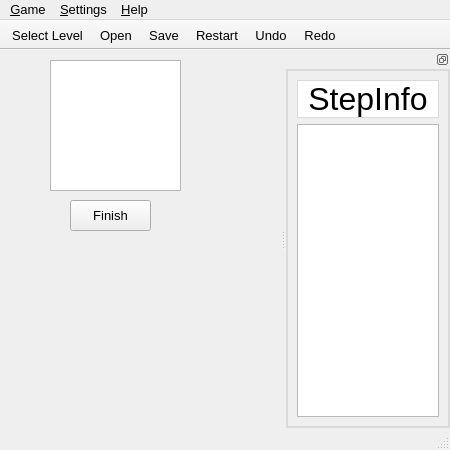
Before: the Qt Designer form view.ui in linyinfeng/klotski, drawn with Qt 5.
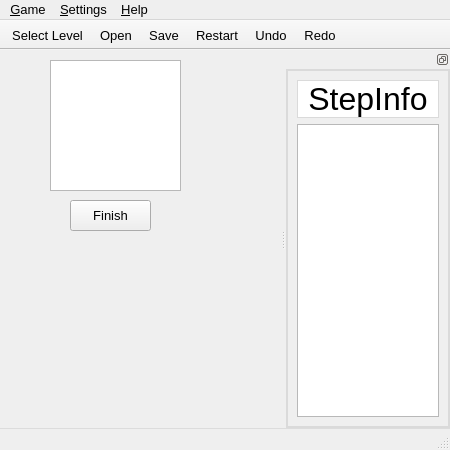
After: the same form once the commit is applied. Icons and pictures are not drawn. Custom widgets are drawn as their Qt base class.

Patch:
```diff
--- a/view.ui
+++ b/view.ui
@@ -10,14 +10,12 @@
     <height>450</height>
    </rect>
   </property>
-  <property name="font">
-   <font>
-    <pointsize>10</pointsize>
-   </font>
-  </property>
   <property name="windowTitle">
    <string>Klotski</string>
   </property>
+  <property name="styleSheet">
+   <string notr="true">* { font-size: 13px; }</string>
+  </property>
   <widget class="QWidget" name="centralWidget">
    <property name="minimumSize">
     <size>
@@ -104,7 +102,11 @@
    <addaction name="menuSettings"/>
    <addaction name="menuHelp"/>
   </widget>
-  <widget class="QStatusBar" name="statusBar"/>
+  <widget class="QStatusBar" name="statusBar">
+   <property name="styleSheet">
+    <string notr="true">#statusBar { border-top: 1px solid rgb(220, 220, 220); }</string>
+   </property>
+  </widget>
   <widget class="QToolBar" name="toolBar">
    <property name="windowTitle">
     <string>toolBar</string>
```
Left out of the diff: 2 changed lines with no effect on the pictures.
